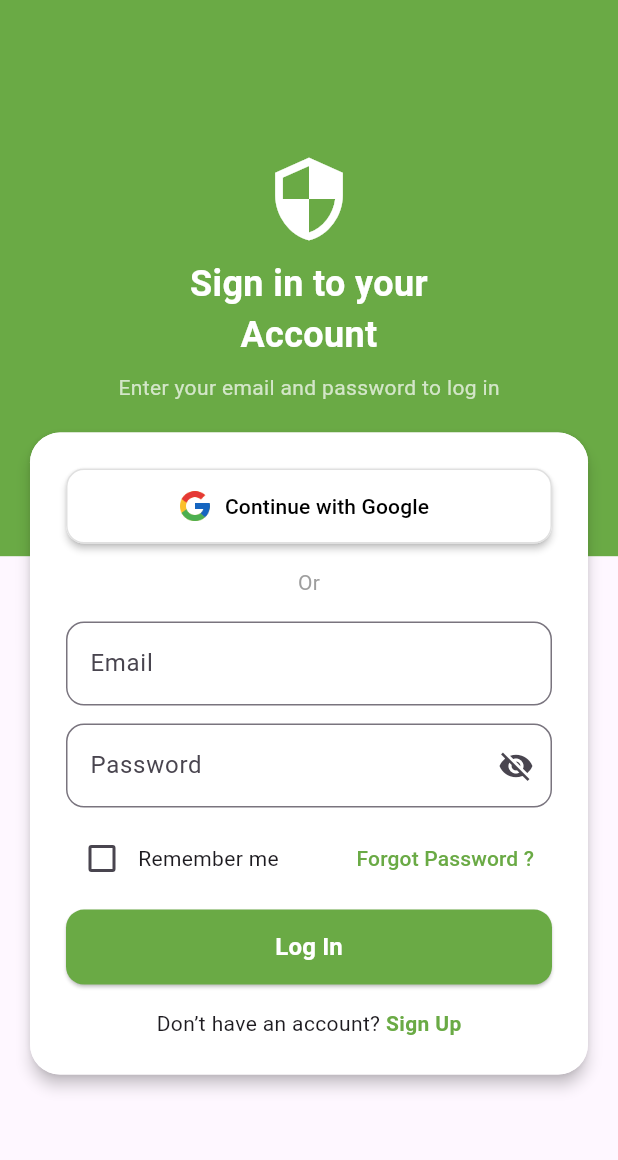
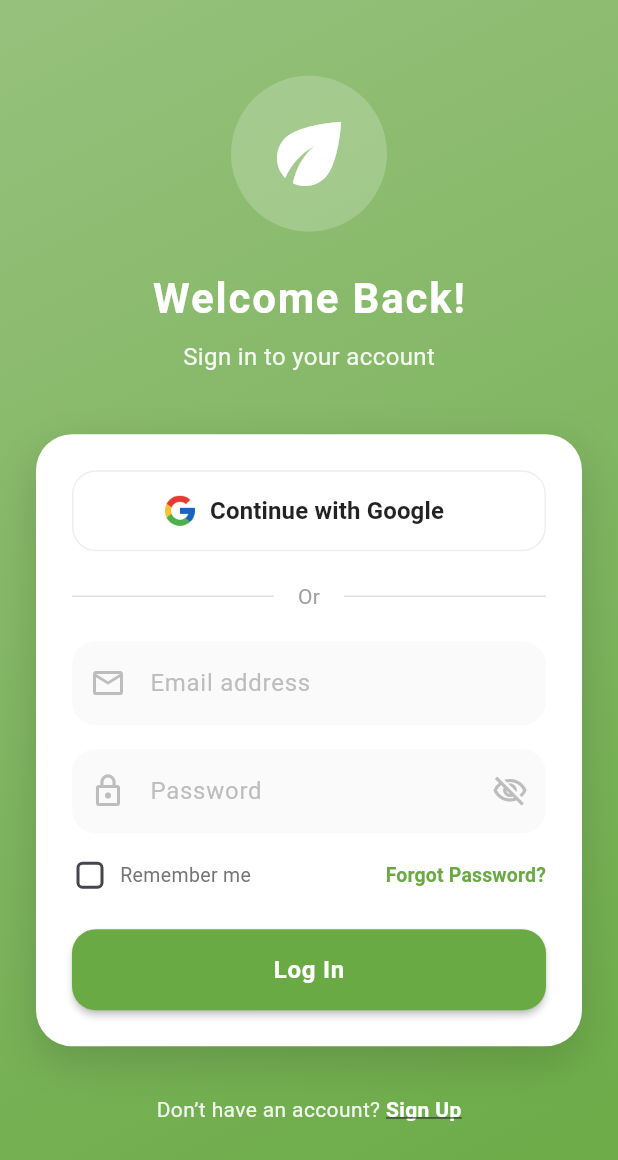
Before and after one commit to fadhilahnafth/smartnet-flutter, a Flutter app: the screen it shows after launch, on a phone screen of 412 x 824 dp. Shown: the top 1160 px of the screen. Run offline on Flutter 3.47's test engine with Material 3 defaults, Android fonts, the phone set to English and light mode, and no system bars; our stand-ins replace cloud_firestore, csv, firebase_auth, firebase_core, firebase_messaging, fl_chart and 7 more; accounts and stored records are empty.

Commit message:
<Config baru emulator mac>

```diff
--- a/smartnet-flutter-chart/lib/pages/home_page.dart
+++ b/smartnet-flutter-chart/lib/pages/home_page.dart
@@ -297,7 +297,7 @@ class _HomePageState extends State<HomePage> {
       gravity: ToastGravity.BOTTOM,
     );
 
-    await Future.delayed(Duration(seconds: 1)); // untuk animasi refresh
+    await Future.delayed(Duration(seconds: 1)); // untuk animasi refresh
   }
 
   @override
--- a/smartnet-flutter-chart/lib/pages/login_page.dart
+++ b/smartnet-flutter-chart/lib/pages/login_page.dart
@@ -1377,178 +1377,280 @@ class _LoginPageState extends State<LoginPage> {
   @override
   Widget build(BuildContext context) {
     final screenHeight = MediaQuery.of(context).size.height;
+    final primaryColor = Color.fromARGB(255, 106, 170, 69);
 
     return Scaffold(
-      resizeToAvoidBottomInset: true,
-      body: SingleChildScrollView(
-        child: SizedBox(
+      body: Container(
         height: screenHeight,
-          child: Stack(
-            children: [
-              // Latar belakang biru atas
-              Container(
-                height: screenHeight * 0.45,
-                width: double.infinity,
-                color: Color.fromARGB(255, 106, 170, 69),
+        decoration: BoxDecoration(
+          gradient: LinearGradient(
+            begin: Alignment.topLeft,
+            end: Alignment.bottomRight,
+            colors: [
+              primaryColor.withOpacity(0.7),
+              primaryColor,
+            ],
+          ),
+        ),
+        child: SafeArea(
+          child: Center(
+            child: SingleChildScrollView(
+              child: Padding(
+                padding: const EdgeInsets.symmetric(horizontal: 24.0),
                 child: Column(
                   mainAxisAlignment: MainAxisAlignment.center,
                   children: [
-                    Icon(Icons.security, size: 60, color: Colors.white),
-                    SizedBox(height: 10),
+                    // Icon / Logo
+                    Container(
+                      padding: EdgeInsets.all(20),
+                      decoration: BoxDecoration(
+                        color: Colors.white.withOpacity(0.2),
+                        shape: BoxShape.circle,
+                      ),
+                      child: Icon(Icons.eco, size: 64, color: Colors.white),
+                    ),
+                    SizedBox(height: 24),
+
+                    // Welcome Text
                     Text(
-                      "Sign in to your\nAccount",
-                      textAlign: TextAlign.center,
+                      "Welcome Back!",
                       style: TextStyle(
                         color: Colors.white,
-                        fontSize: 24,
+                        fontSize: 28,
                         fontWeight: FontWeight.bold,
+                        letterSpacing: 1.2,
                       ),
                     ),
                     SizedBox(height: 8),
                     Text(
-                      "Enter your email and password to log in",
-                      style: TextStyle(color: Colors.white70, fontSize: 14),
-                    ),
-                  ],
-                ),
-              ),
-
-              // Form login
-              Positioned(
-                top: screenHeight * 0.35,
-                left: 20,
-                right: 20,
-                child: Material(
-                  elevation: 4,
-                  borderRadius: BorderRadius.circular(20),
-                  child: Container(
+                      "Sign in to your account",
+                      style: TextStyle(
+                        color: Colors.white.withOpacity(0.9),
+                        fontSize: 16,
+                      ),
+                    ),
+                    SizedBox(height: 40),
+
+                    // Login Card
+                    Container(
                       padding: EdgeInsets.all(24),
                       decoration: BoxDecoration(
                         color: Colors.white,
-                      borderRadius: BorderRadius.circular(20),
+                        borderRadius: BorderRadius.circular(24),
+                        boxShadow: [
+                          BoxShadow(
+                            color: Colors.black.withOpacity(0.15),
+                            blurRadius: 25,
+                            offset: Offset(0, 10),
+                          ),
+                        ],
                       ),
                       child: Column(
                         mainAxisSize: MainAxisSize.min,
                         children: [
+                          // Google Sign In
                           ElevatedButton.icon(
                             onPressed: signInWithGoogle,
                             icon: Image.asset(
                               'images/icon_google_fix.png',
                               height: 24,
+                              errorBuilder: (context, error, stackTrace) => Icon(Icons.g_mobiledata, color: Colors.black, size: 28),
                             ),
                             label: Text(
                               "Continue with Google",
-                            style: TextStyle(color: Colors.black),
+                              style: TextStyle(
+                                color: Colors.black87,
+                                fontSize: 16,
+                                fontWeight: FontWeight.w600,
+                              ),
                             ),
                             style: ElevatedButton.styleFrom(
                               backgroundColor: Colors.white,
-                            minimumSize: Size(double.infinity, 50),
+                              foregroundColor: Colors.grey.shade100,
+                              minimumSize: Size(double.infinity, 54),
                               shape: RoundedRectangleBorder(
-                              borderRadius: BorderRadius.circular(12),
-                              side: BorderSide(color: Colors.grey.shade300),
-                            ),
-                            elevation: 2,
-                          ),
-                        ),
-                        SizedBox(height: 16),
-                        Text("Or", style: TextStyle(color: Colors.grey)),
-                        SizedBox(height: 16),
+                                borderRadius: BorderRadius.circular(16),
+                                side: BorderSide(color: Colors.grey.shade200),
+                              ),
+                              elevation: 0,
+                            ),
+                          ),
+
+                          Padding(
+                            padding: const EdgeInsets.symmetric(vertical: 20),
+                            child: Row(
+                              children: [
+                                Expanded(child: Divider(color: Colors.grey.shade300)),
+                                Padding(
+                                  padding: const EdgeInsets.symmetric(horizontal: 16),
+                                  child: Text("Or", style: TextStyle(color: Colors.grey.shade500)),
+                                ),
+                                Expanded(child: Divider(color: Colors.grey.shade300)),
+                              ],
+                            ),
+                          ),
+
+                          // Email Field
                           TextField(
                             controller: _emailController,
+                            keyboardType: TextInputType.emailAddress,
                             decoration: InputDecoration(
-                            hintText: "Email",
+                              hintText: "Email address",
+                              hintStyle: TextStyle(color: Colors.grey.shade400),
+                              prefixIcon: Icon(Icons.email_outlined, color: Colors.grey.shade400),
+                              filled: true,
+                              fillColor: Colors.grey.shade50,
                               border: OutlineInputBorder(
-                              borderRadius: BorderRadius.circular(12),
-                            ),
-                          ),
-                        ),
-                        SizedBox(height: 12),
+                                borderRadius: BorderRadius.circular(16),
+                                borderSide: BorderSide.none,
+                              ),
+                              focusedBorder: OutlineInputBorder(
+                                borderRadius: BorderRadius.circular(16),
+                                borderSide: BorderSide(color: primaryColor, width: 1.5),
+                              ),
+                            ),
+                          ),
+                          SizedBox(height: 16),
+
+                          // Password Field
                           TextField(
                             controller: _passwordController,
                             obscureText: _obscurePassword,
                             decoration: InputDecoration(
                               hintText: "Password",
+                              hintStyle: TextStyle(color: Colors.grey.shade400),
+                              prefixIcon: Icon(Icons.lock_outline, color: Colors.grey.shade400),
+                              suffixIcon: IconButton(
+                                icon: Icon(
+                                  _obscurePassword ? Icons.visibility_off_outlined : Icons.visibility_outlined,
+                                  color: Colors.grey.shade400,
+                                ),
+                                onPressed: () {
+                                  setState(() => _obscurePassword = !_obscurePassword);
+                                },
+                              ),
+                              filled: true,
+                              fillColor: Colors.grey.shade50,
                               border: OutlineInputBorder(
-                              borderRadius: BorderRadius.circular(12),
-                            ),
-                            suffixIcon: IconButton(
-                              icon: Icon(_obscurePassword
-                                  ? Icons.visibility_off
-                                  : Icons.visibility),
-                              onPressed: () {
-                                setState(
-                                    () => _obscurePassword = !_obscurePassword);
-                              },
-                            ),
-                          ),
-                        ),
-                        SizedBox(height: 10),
+                                borderRadius: BorderRadius.circular(16),
+                                borderSide: BorderSide.none,
+                              ),
+                              focusedBorder: OutlineInputBorder(
+                                borderRadius: BorderRadius.circular(16),
+                                borderSide: BorderSide(color: primaryColor, width: 1.5),
+                              ),
+                            ),
+                          ),
+
+                          SizedBox(height: 16),
+
+                          // Remember me & Forgot Password
+                          Row(
+                            mainAxisAlignment: MainAxisAlignment.spaceBetween,
+                            children: [
                               Row(
                                 children: [
-                            Checkbox(
+                                  SizedBox(
+                                    width: 24,
+                                    height: 24,
+                                    child: Checkbox(
                                       value: _rememberMe,
                                       onChanged: (value) {
                                         setState(() => _rememberMe = value!);
                                       },
-                            ),
-                            Text("Remember me"),
-                            Spacer(),
+                                      activeColor: primaryColor,
+                                      shape: RoundedRectangleBorder(borderRadius: BorderRadius.circular(4)),
+                                    ),
+                                  ),
+                                  SizedBox(width: 8),
+                                  Text("Remember me", style: TextStyle(color: Colors.grey.shade600, fontSize: 13)),
+                                ],
+                              ),
                               TextButton(
                                 onPressed: () {},
+                                style: TextButton.styleFrom(
+                                  padding: EdgeInsets.zero,
+                                  minimumSize: Size.zero,
+                                  tapTargetSize: MaterialTapTargetSize.shrinkWrap,
+                                ),
                                 child: Text(
-                                "Forgot Password ?",
+                                  "Forgot Password?",
                                   style: TextStyle(
-                                    color: Color.fromARGB(255, 106, 170, 69)),
+                                    color: primaryColor,
+                                    fontWeight: FontWeight.w600,
+                                    fontSize: 13,
+                                  ),
                                 ),
                               ),
                             ],
                           ),
-                        SizedBox(height: 10),
+
+                          SizedBox(height: 24),
+
+                          // Login Button
                           ElevatedButton(
-                          onPressed: signInWithEmail,
+                            onPressed: isLoading ? null : signInWithEmail,
                             style: ElevatedButton.styleFrom(
-                            backgroundColor: Color.fromARGB(255, 106, 170, 69),
-                            minimumSize: Size(double.infinity, 50),
+                              backgroundColor: primaryColor,
+                              foregroundColor: Colors.white,
+                              minimumSize: Size(double.infinity, 54),
                               shape: RoundedRectangleBorder(
-                              borderRadius: BorderRadius.circular(12),
-                            ),
-                          ),
-                          child: Text("Log In",
+                                borderRadius: BorderRadius.circular(16),
+                              ),
+                              elevation: 2,
+                            ),
+                            child: isLoading
+                                ? SizedBox(
+                                    width: 24,
+                                    height: 24,
+                                    child: CircularProgressIndicator(color: Colors.white, strokeWidth: 2),
+                                  )
+                                : Text(
+                                    "Log In",
                                     style: TextStyle(
                                       fontSize: 16,
-                                color: Colors.white,
                                       fontWeight: FontWeight.bold,
-                              )),
-                        ),
-                        SizedBox(height: 16),
+                                      letterSpacing: 0.5,
+                                    ),
+                                  ),
+                          ),
+                        ],
+                      ),
+                    ),
+
+                    SizedBox(height: 32),
+
+                    // Sign Up Link
                     Row(
                       mainAxisAlignment: MainAxisAlignment.center,
                       children: [
-                            Text("Don’t have an account? "),
+                        Text(
+                          "Don’t have an account? ",
+                          style: TextStyle(color: Colors.white.withOpacity(0.9)),
+                        ),
                         GestureDetector(
                           onTap: () {
                             Navigator.push(
                               context,
-                                  MaterialPageRoute(
-                                      builder: (_) => SignUpPage()),
+                              MaterialPageRoute(builder: (_) => SignUpPage()),
                             );
                           },
                           child: Text(
                             "Sign Up",
                             style: TextStyle(
-                                  color: Color.fromARGB(255, 106, 170, 69),
+                              color: Colors.white,
                               fontWeight: FontWeight.bold,
+                              decoration: TextDecoration.underline,
                             ),
                           ),
                         ),
                       ],
                     ),
+                    SizedBox(height: 24),
                   ],
                 ),
               ),
             ),
-              ),
-            ],
           ),
         ),
       ),
```
Also changed, not shown: 1 other file. Lines whose indentation alone changed are shown as unchanged.
